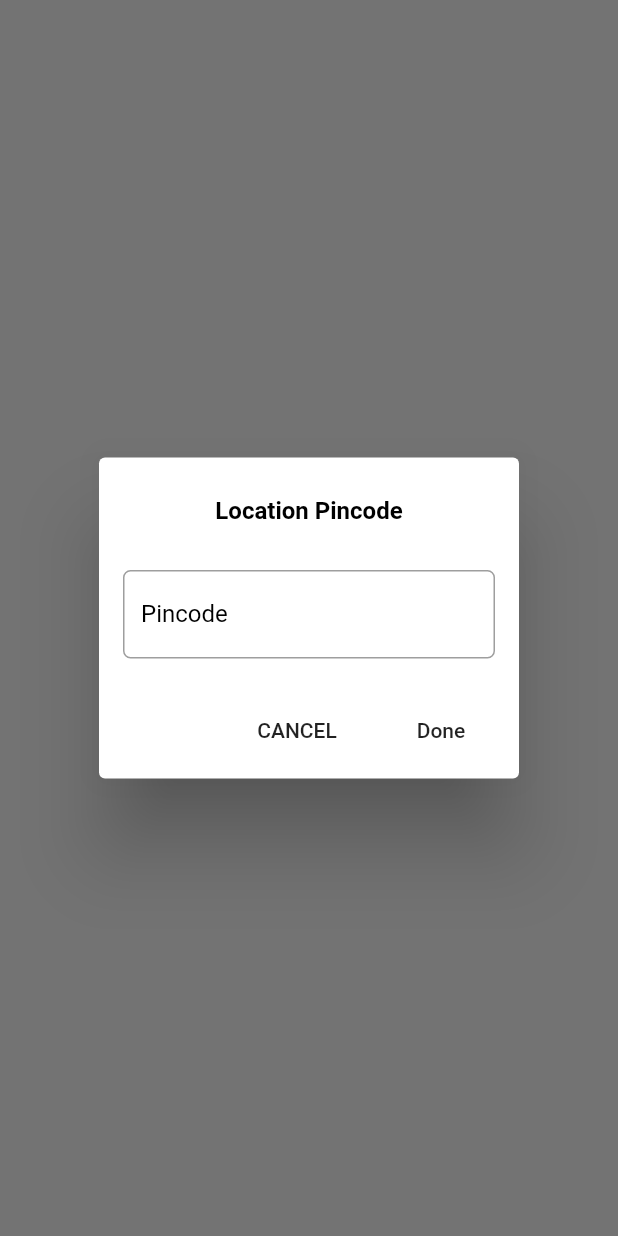
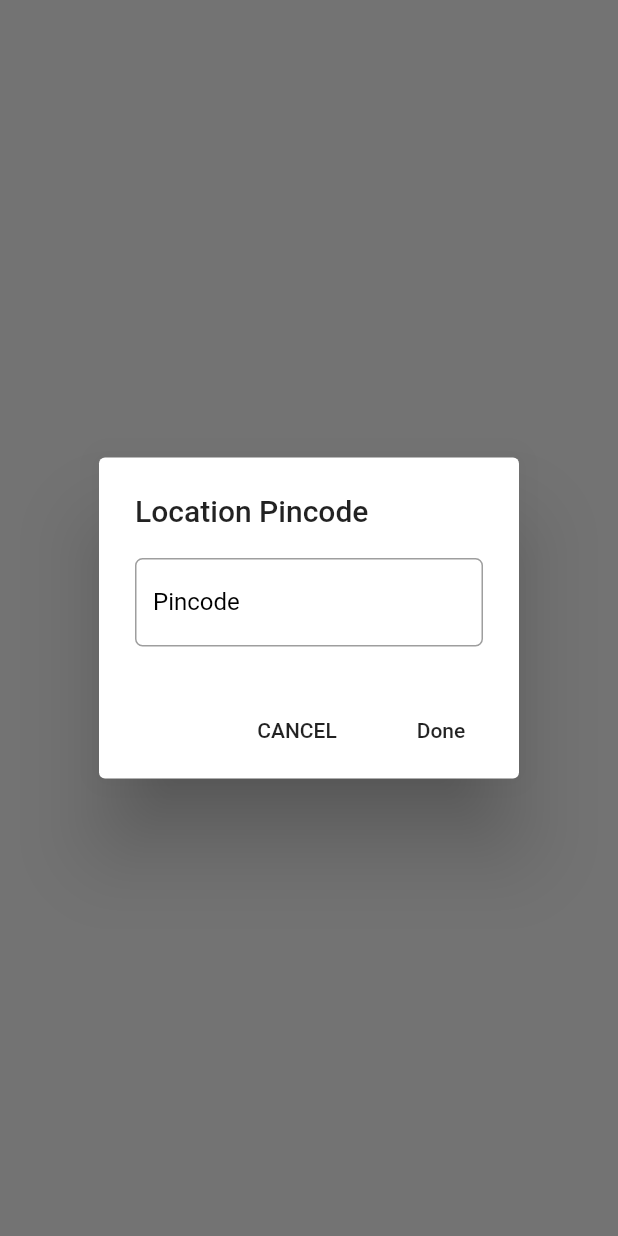
Before and after one commit to Bharath2r/WeShare, a Flutter app: what showCurrentLocationDialog() shows on an empty page, opened directly with empty values, on a phone screen of 412 x 824 dp. Run offline on Flutter 3.47's test engine with Material 2 defaults, Android fonts, the phone set to English and light mode, and no system bars; our stand-ins replace fluttertoast, geolocator.

Commit message:
pincode dialog update fix

```diff
--- a/weshare/lib/GlobalVariable.dart
+++ b/weshare/lib/GlobalVariable.dart
@@ -26,27 +26,41 @@ class GlobalVariable {
   }
 
   static void showCurrentLocationDialog(BuildContext context, String urlStr, Function(String value) returnCall) async {
-    var pincodeController = TextEditingController();
-    await showDialog<String>(
+    var pincodeController = TextEditingController(text: urlStr);
+    bool pincodeValidateBool = true;
+    String pincodeErrorMsg;
+    await showDialog(
       context: context,
-      child: new AlertDialog(
-        contentPadding: const EdgeInsets.all(16.0),
+      builder: (context) {
+        return StatefulBuilder(
+          builder: (context, setState) {
+            return AlertDialog(
+              title: Text("Location Pincode"),
               content: Expanded(
                   child: Column(
                 mainAxisSize: MainAxisSize.min,
                 children: [
-            Container(margin: EdgeInsets.fromLTRB(0, 10, 0, 30), child: Text("Location Pincode",style: TextStyle(color: Colors.black,fontWeight: FontWeight.bold),)),
+//                  Container(
+//                      margin: EdgeInsets.fromLTRB(0, 10, 0, 30),
+//                      child: Text(
+//                        "Location Pincode",
+//                        style: TextStyle(color: Colors.black, fontWeight: FontWeight.bold),
+//                      )),
                   new TextField(
-              controller: pincodeController..text = urlStr,
+                    keyboardType: TextInputType.number,
+                    controller:pincodeController..selection = TextSelection.fromPosition(TextPosition(offset: pincodeController.text.length)),
                     autofocus: false,
-              onChanged: (String textTyped) {},
+                    onChanged: (String textTyped) {
+                      urlStr = textTyped;
+                    },
                     decoration: InputDecoration(
                       labelText: 'Pincode',
+                      errorText: pincodeValidateBool ? null : pincodeErrorMsg,
                       focusedBorder: OutlineInputBorder(
                           borderRadius: BorderRadius.all(Radius.circular(5)),
                           borderSide: BorderSide(width: 1.0, color: GlobalVariable.colorFromHex("#fc8019"))),
-                border:
-                    OutlineInputBorder(borderRadius: BorderRadius.all(Radius.circular(5)), borderSide: BorderSide(width: 1.0, color: Colors.grey)),
+                      border: OutlineInputBorder(
+                          borderRadius: BorderRadius.all(Radius.circular(5)), borderSide: BorderSide(width: 1.0, color: Colors.grey)),
                     ),
                   ),
                 ],
@@ -64,13 +78,82 @@ class GlobalVariable {
                         Navigator.pop(context);
                         returnCall.call(pincodeController.text);
                       } else {
-                  toastMessage("Please enter valid pincode or getcurrent location");
+                        setState(() {
+                          pincodeValidateBool = false;
+                          pincodeErrorMsg = "Please enter valid pincode";
+                        });
                       }
                       // print(urlStr);
                     })
               ],
-      ),
             );
+          },
+        );
+      },
+    );
+
+//    showDialog<String>(
+//        context: context,
+//        builder: (context) {
+//          return StatefulBuilder(builder: (context, setState) {
+//            new AlertDialog(
+//              contentPadding: const EdgeInsets.all(16.0),
+//              content: Expanded(
+//                  child: Column(
+//                mainAxisSize: MainAxisSize.min,
+//                children: [
+//                  Container(
+//                      margin: EdgeInsets.fromLTRB(0, 10, 0, 30),
+//                      child: Text(
+//                        "Location Pincode",
+//                        style: TextStyle(color: Colors.black, fontWeight: FontWeight.bold),
+//                      )),
+//                  new TextField(
+//                    keyboardType: TextInputType.number,
+//                    controller: pincodeController..text = urlStr,
+//                    autofocus: false,
+//                    onChanged: (String textTyped) {
+////                  setState((){
+////                    pincodeValidateBool=false;
+////                    pincodeErrorMsg="Please enter valid pincode";
+////                  });
+//                    },
+//                    decoration: InputDecoration(
+//                      labelText: 'Pincode',
+//                      errorText: pincodeValidateBool ? null : pincodeErrorMsg,
+//                      focusedBorder: OutlineInputBorder(
+//                          borderRadius: BorderRadius.all(Radius.circular(5)),
+//                          borderSide: BorderSide(width: 1.0, color: GlobalVariable.colorFromHex("#fc8019"))),
+//                      border: OutlineInputBorder(
+//                          borderRadius: BorderRadius.all(Radius.circular(5)), borderSide: BorderSide(width: 1.0, color: Colors.grey)),
+//                    ),
+//                  ),
+//                ],
+//              )),
+//              actions: <Widget>[
+//                new FlatButton(
+//                    child: const Text('CANCEL'),
+//                    onPressed: () {
+//                      Navigator.pop(context);
+//                    }),
+//                new FlatButton(
+//                    child: const Text('Done'),
+//                    onPressed: () {
+//                      if (!pincodeController.text.isEmpty && validatePincode(pincodeController.text)) {
+//                        Navigator.pop(context);
+//                        returnCall.call(pincodeController.text);
+//                      } else {
+//                        setState(() {
+//                          pincodeValidateBool = false;
+//                          pincodeErrorMsg = "Please enter valid pincode or getcurrent location";
+//                        });
+//                      }
+//                      // print(urlStr);
+//                    })
+//              ],
+//            );
+//          });
+//        });
   }
 
   static void toastMessage(String message) {
```
Lines whose indentation alone changed are shown as unchanged.
